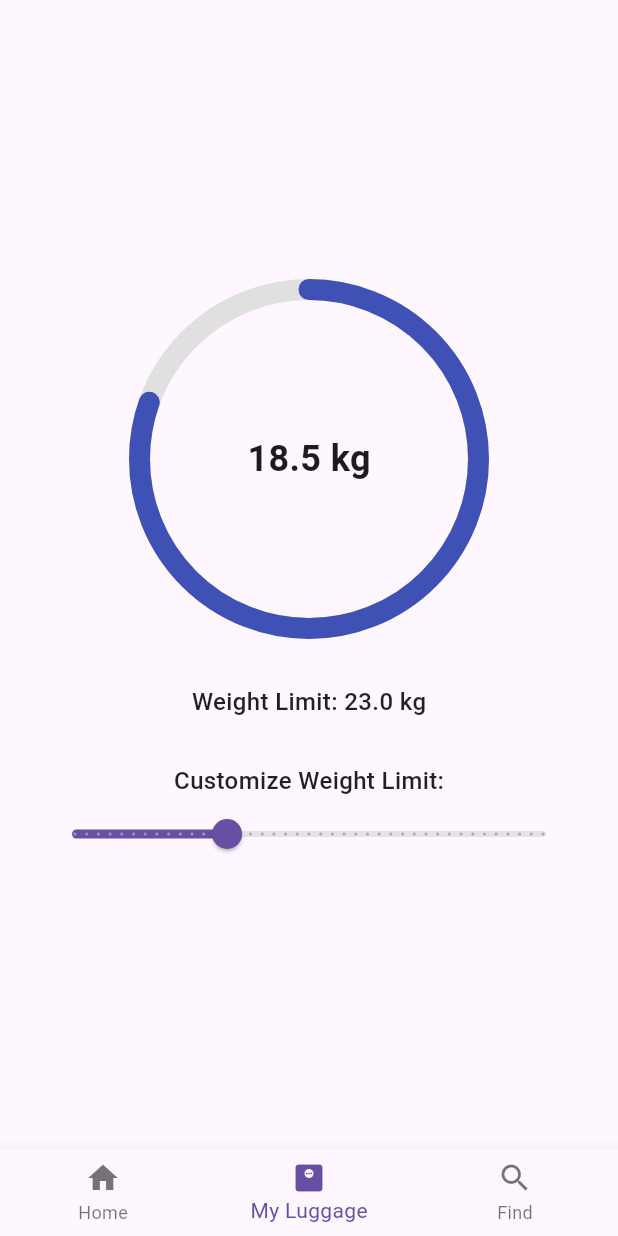
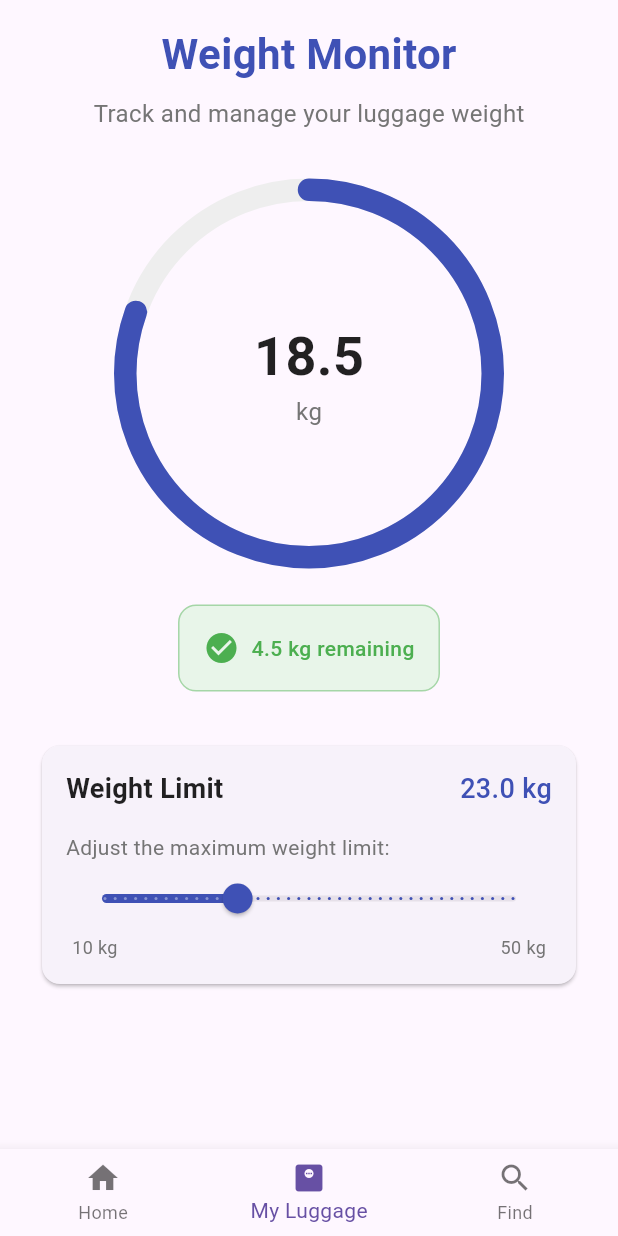
Before and after one commit to alexl011/CASA0015-Mobile-Systems-project, a Flutter app: the screen it shows after launch, item 2 of the bottom bar chosen, on a phone screen of 412 x 824 dp. Run offline on Flutter 3.47's test engine with Material 3 defaults, Android fonts, the phone set to English and light mode, and no system bars; drawn by our look-alikes of percent_indicator; our stand-ins replace google_maps_flutter, shared_preferences.

Commit message:
redesign luggage page

```diff
--- a/lib/main.dart
+++ b/lib/main.dart
@@ -322,42 +322,148 @@ class _LuggagePageState extends State<LuggagePage> {
   Widget build(BuildContext context) {
     double percent = (luggageWeight / maxWeight).clamp(0.0, 1.0);
     bool isOverweight = luggageWeight > maxWeight;
+    double remainingWeight = maxWeight - luggageWeight;
 
-    return Padding(
-      padding: const EdgeInsets.all(24.0),
+    return SingleChildScrollView(
+      child: SafeArea(
+        child: Padding(
+          padding: const EdgeInsets.symmetric(horizontal: 24.0, vertical: 16.0),
           child: Column(
-        mainAxisAlignment: MainAxisAlignment.center,
+            crossAxisAlignment: CrossAxisAlignment.start,
+            children: [
+              // Title Section
+              Center(
+                child: Column(
+                  children: [
+                    Text(
+                      'Weight Monitor',
+                      style: TextStyle(
+                        fontSize: 28,
+                        fontWeight: FontWeight.bold,
+                        color: Colors.indigo,
+                      ),
+                    ),
+                    SizedBox(height: 8),
+                    Text(
+                      'Track and manage your luggage weight',
+                      style: TextStyle(
+                        fontSize: 16,
+                        color: Colors.grey[600],
+                      ),
+                    ),
+                  ],
+                ),
+              ),
+              SizedBox(height: 32),
+
+              // Weight Indicator Section
+              Center(
+                child: Column(
                   children: [
                     CircularPercentIndicator(
-            radius: 120.0,
-            lineWidth: 14.0,
+                      radius: 130.0,
+                      lineWidth: 15.0,
                       percent: percent,
-            center: Text("${luggageWeight.toStringAsFixed(1)} kg",
-                style: TextStyle(fontSize: 24, fontWeight: FontWeight.bold)),
+                      center: Column(
+                        mainAxisSize: MainAxisSize.min,
+                        children: [
+                          Text(
+                            "${luggageWeight.toStringAsFixed(1)}",
+                            style: TextStyle(
+                              fontSize: 36,
+                              fontWeight: FontWeight.bold,
+                              color: isOverweight ? Colors.red : Colors.black87,
+                            ),
+                          ),
+                          Text(
+                            "kg",
+                            style: TextStyle(
+                              fontSize: 16,
+                              color: Colors.grey[600],
+                            ),
+                          ),
+                        ],
+                      ),
                       progressColor: isOverweight ? Colors.red : Colors.indigo,
-            backgroundColor: Colors.grey.shade300,
+                      backgroundColor: Colors.grey.shade200,
                       circularStrokeCap: CircularStrokeCap.round,
                       animation: true,
                     ),
-          SizedBox(height: 30),
+                    SizedBox(height: 24),
+                    // Weight Status Card
+                    Container(
+                      padding: EdgeInsets.all(16),
+                      decoration: BoxDecoration(
+                        color: isOverweight ? Colors.red.shade50 : Colors.green.shade50,
+                        borderRadius: BorderRadius.circular(12),
+                        border: Border.all(
+                          color: isOverweight ? Colors.red.shade200 : Colors.green.shade200,
+                          width: 1,
+                        ),
+                      ),
+                      child: Row(
+                        mainAxisSize: MainAxisSize.min,
+                        children: [
+                          Icon(
+                            isOverweight ? Icons.warning : Icons.check_circle,
+                            color: isOverweight ? Colors.red : Colors.green,
+                          ),
+                          SizedBox(width: 8),
                           Text(
-            "Weight Limit: ${maxWeight.toStringAsFixed(1)} kg",
+                            isOverweight
+                                ? 'Overweight by ${(-remainingWeight).toStringAsFixed(1)} kg'
+                                : '${remainingWeight.toStringAsFixed(1)} kg remaining',
                             style: TextStyle(
-              fontSize: 16,
-              color: Colors.black87,
+                              color: isOverweight ? Colors.red : Colors.green,
                               fontWeight: FontWeight.w500,
                             ),
                           ),
-          if (isOverweight)
-            Text("Overweight! Please reduce luggage.",
-                style: TextStyle(color: Colors.red, fontWeight: FontWeight.bold)),
-          SizedBox(height: 30),
+                        ],
+                      ),
+                    ),
+                  ],
+                ),
+              ),
+              SizedBox(height: 32),
+
+              // Weight Limit Section
+              Card(
+                elevation: 1,
+                shape: RoundedRectangleBorder(
+                  borderRadius: BorderRadius.circular(12),
+                ),
+                child: Padding(
+                  padding: EdgeInsets.all(16),
+                  child: Column(
+                    crossAxisAlignment: CrossAxisAlignment.start,
+                    children: [
+                      Row(
+                        mainAxisAlignment: MainAxisAlignment.spaceBetween,
+                        children: [
                           Text(
-            "Customize Weight Limit:",
+                            "Weight Limit",
                             style: TextStyle(
-              fontSize: 16,
+                              fontSize: 18,
+                              fontWeight: FontWeight.bold,
                               color: Colors.black87,
+                            ),
+                          ),
+                          Text(
+                            "${maxWeight.toStringAsFixed(1)} kg",
+                            style: TextStyle(
+                              fontSize: 18,
                               fontWeight: FontWeight.w500,
+                              color: Colors.indigo,
+                            ),
+                          ),
+                        ],
+                      ),
+                      SizedBox(height: 16),
+                      Text(
+                        "Adjust the maximum weight limit:",
+                        style: TextStyle(
+                          fontSize: 14,
+                          color: Colors.grey[600],
                         ),
                       ),
                       Slider(
@@ -366,14 +472,44 @@ class _LuggagePageState extends State<LuggagePage> {
                         max: 50,
                         divisions: 40,
                         label: maxWeight.toStringAsFixed(1),
+                        activeColor: Colors.indigo,
                         onChanged: (value) {
                           setState(() {
                             maxWeight = value;
                           });
-              _saveWeightLimit(value); // Save the new value
+                          _saveWeightLimit(value);
                         },
-          )
+                      ),
+                      // Weight Range Indicators
+                      Padding(
+                        padding: const EdgeInsets.symmetric(horizontal: 4),
+                        child: Row(
+                          mainAxisAlignment: MainAxisAlignment.spaceBetween,
+                          children: [
+                            Text(
+                              "10 kg",
+                              style: TextStyle(
+                                fontSize: 12,
+                                color: Colors.grey[600],
+                              ),
+                            ),
+                            Text(
+                              "50 kg",
+                              style: TextStyle(
+                                fontSize: 12,
+                                color: Colors.grey[600],
+                              ),
+                            ),
                           ],
+                        ),
+                      ),
+                    ],
+                  ),
+                ),
+              ),
+            ],
+          ),
+        ),
       ),
     );
   }
```
Lines whose indentation alone changed are shown as unchanged.
